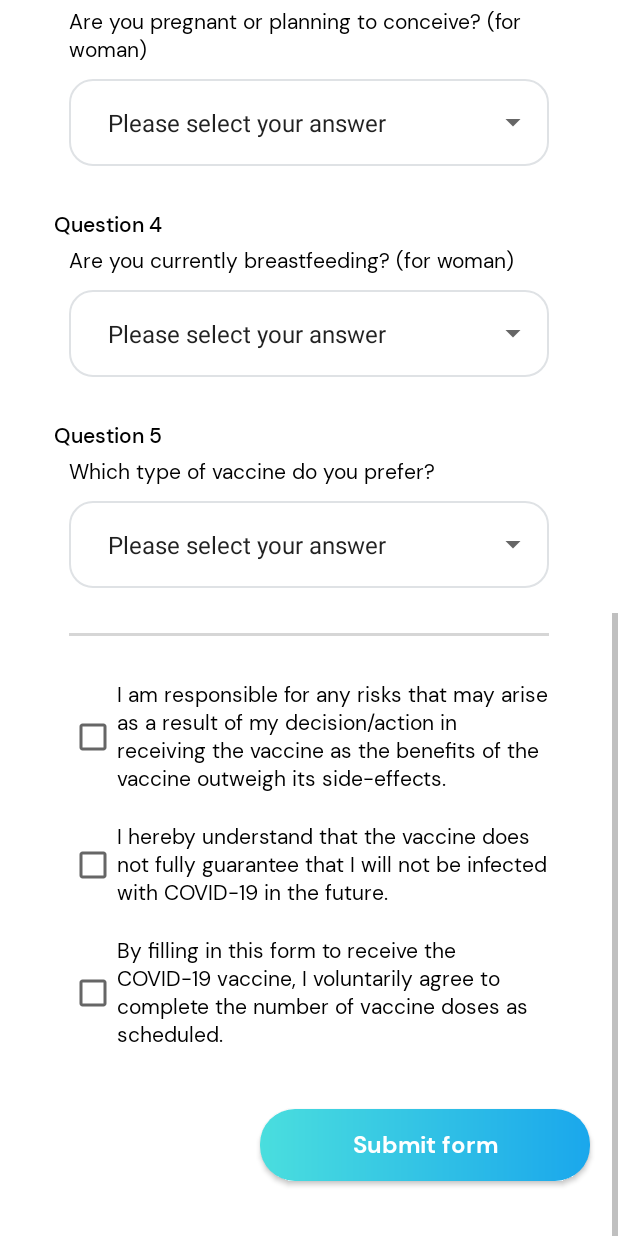
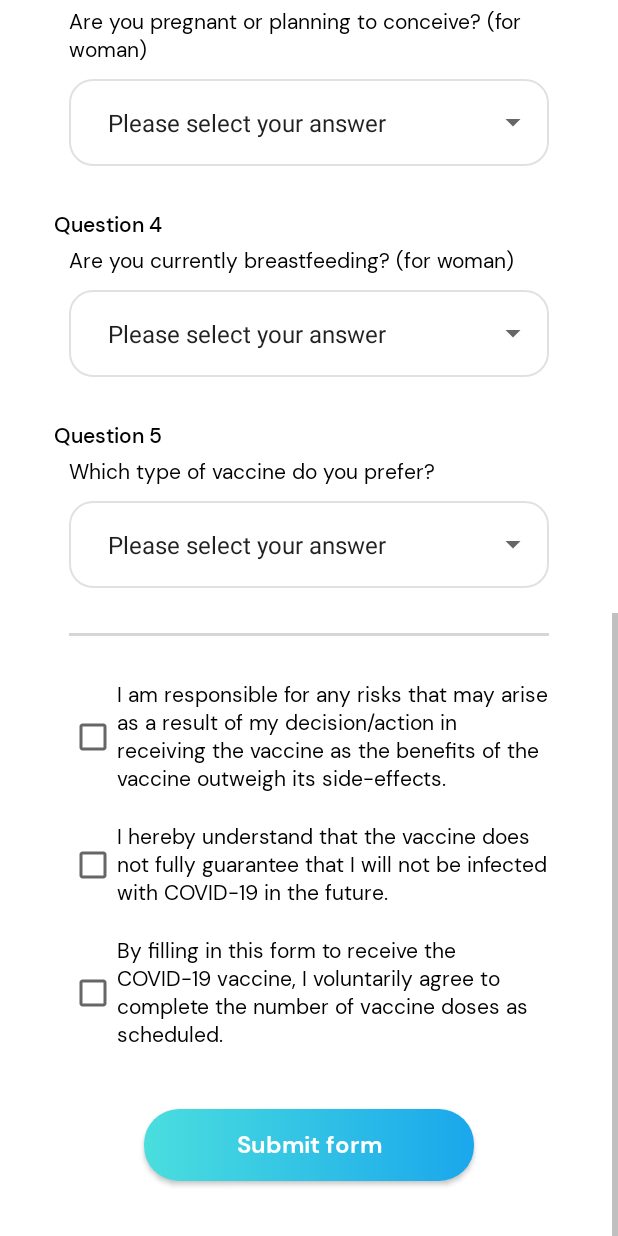
Before and after one commit to jh0411/C19Trace, an Android app: the VaccinationActivity screen opened directly, with no data from a screen before it, scrolled down 812 dp, on a phone screen of 412 x 824 dp. Run offline under Robolectric (Android 15) with nearby library versions, the phone set to English and light mode, and no system bars; our stand-ins replace Firebase (no records; nobody signed in at launch, a user with empty details on screens opened directly); network calls fail.

Commit message:
Fixed vaccination xml again2

```diff
--- a/app/src/main/res/layout/activity_vaccination.xml
+++ b/app/src/main/res/layout/activity_vaccination.xml
@@ -355,7 +355,7 @@
             android:textAllCaps="false"
             android:textColor="@color/white"
             android:textSize="16sp"
-            app:layout_constraintStart_toStartOf="parent"
+            app:layout_constraintStart_toStartOf="@id/iv_vaccinationWhiteBox"
             app:layout_constraintEnd_toEndOf="@id/iv_vaccinationWhiteBox"
             app:layout_constraintTop_toBottomOf="@id/vaccCheckBox3"
             />
```
